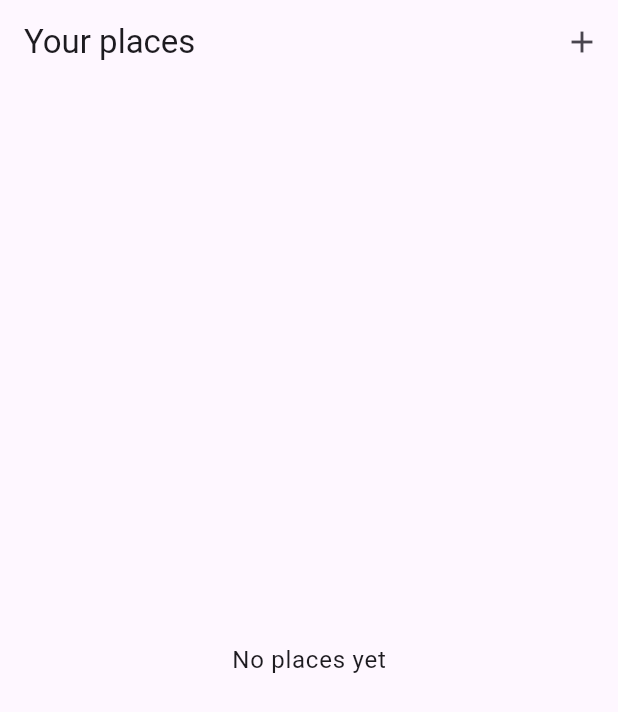
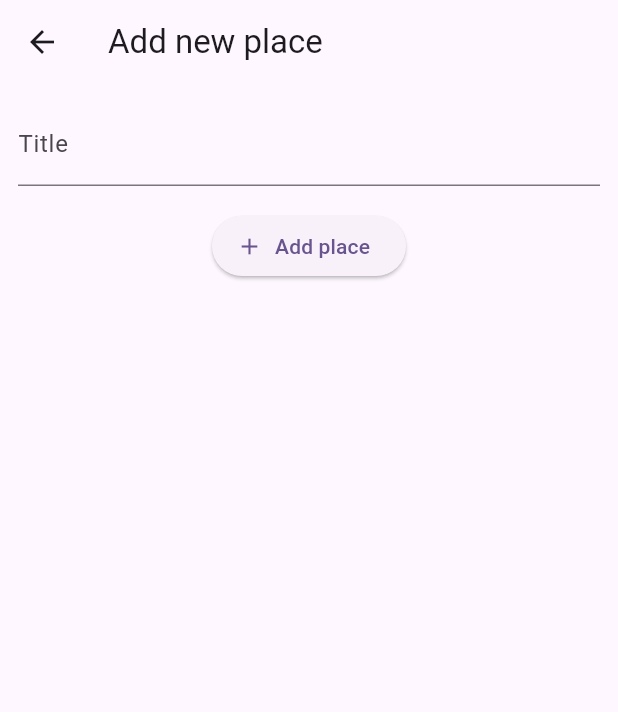
Before and after one commit to kurylko/places_app, a Flutter app: the screen it shows after launch, after a tap on the "add" icon, on a phone screen of 412 x 824 dp. Shown: the top 712 px of the screen. Run offline on Flutter 3.47's test engine with Material 3 defaults, Android fonts, the phone set to English and light mode, and no system bars.

Commit message:
add_place_screen

```diff
--- a/lib/screens/add_place.dart
+++ b/lib/screens/add_place.dart
@@ -0,0 +1,52 @@
+import 'package:flutter/material.dart';
+
+class AddPlaceScreen extends StatefulWidget {
+  const AddPlaceScreen({super.key});
+
+  @override
+  State<AddPlaceScreen> createState() {
+    return _AddPlaceScreenState();
+  }
+}
+
+class _AddPlaceScreenState extends State<AddPlaceScreen> {
+  final _titleController = TextEditingController();
+
+  @override
+  void dispose() {
+    _titleController.dispose();
+    super.dispose();
+  }
+
+  @override
+  Widget build(BuildContext context) {
+    return Scaffold(
+      appBar: AppBar(
+        title: const Text('Add new place'),
+      ),
+      body: SingleChildScrollView(
+        padding: const EdgeInsets.all(12),
+        child: Column(
+          children: [
+            TextField(
+              decoration: const InputDecoration(
+                label: Text('Title'),
+              ),
+              controller: _titleController,
+              style:
+                  TextStyle(color: Theme.of(context).colorScheme.onBackground),
+            ),
+            const SizedBox(
+              height: 16,
+            ),
+            ElevatedButton.icon(
+              onPressed: () {},
+              icon: const Icon(Icons.add),
+              label: const Text('Add place'),
+            ),
+          ],
+        ),
+      ),
+    );
+  }
+}
--- a/lib/screens/places.dart
+++ b/lib/screens/places.dart
@@ -1,4 +1,5 @@
 import 'package:flutter/material.dart';
+import 'package:places_app/screens/add_place.dart';
 import 'package:places_app/widgets/places_list.dart';
 
 class PlacesScreen extends StatelessWidget {
@@ -11,7 +12,13 @@ class PlacesScreen extends StatelessWidget {
         title: const Text('Your places'),
         actions: [
           IconButton(
-            onPressed: () {},
+            onPressed: () {
+              Navigator.of(context).push(
+                MaterialPageRoute(
+                  builder: (ctx) => const AddPlaceScreen(),
+                ),
+              );
+            },
             icon: const Icon(Icons.add),
           )
         ],
```
